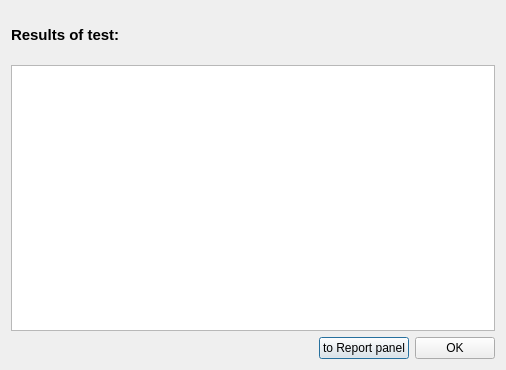
Old version of the form src/Mod/BIM/Resources/ui/dialogPreflightResults.ui in the repository southseact-3d/fcd.
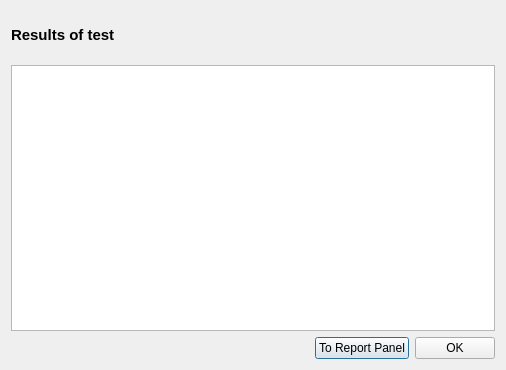
New version of the form. Icons and pictures are not drawn.

```diff
--- a/src/Mod/BIM/Resources/ui/dialogPreflightResults.ui
+++ b/src/Mod/BIM/Resources/ui/dialogPreflightResults.ui
@@ -40,7 +40,7 @@
       </font>
      </property>
      <property name="text">
-      <string>Results of test:</string>
+      <string>Results of test</string>
      </property>
      <property name="wordWrap">
       <bool>true</bool>
@@ -88,7 +88,7 @@
      <item>
       <widget class="QPushButton" name="buttonReport">
        <property name="text">
-        <string>to Report panel</string>
+        <string>To Report Panel</string>
        </property>
        <property name="icon">
         <iconset theme="edit-copy">
```
Left out of the diff: 2 changed lines with no effect on the pictures.
